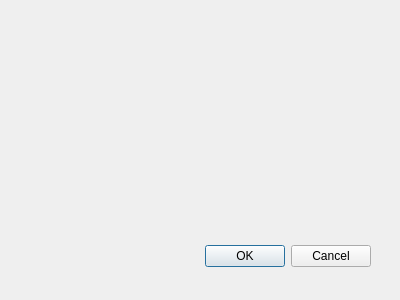
The window that src/levelChangeDlg/levelchangedialog.ui (TrubArt/NonogrammQt) describes before a commit, drawn with Qt 5.
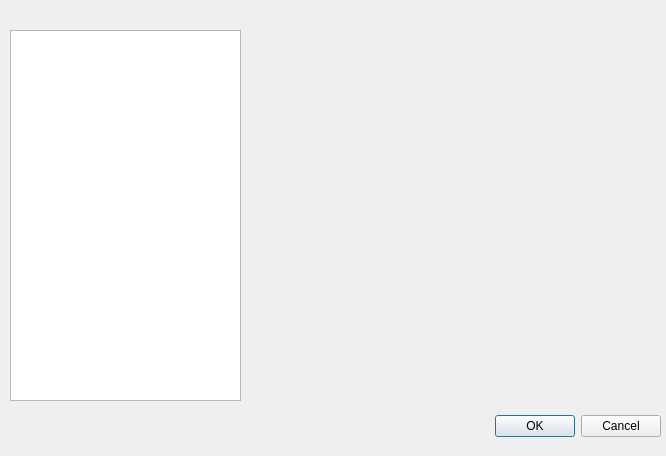
The same window after the commit.

The edit to the form file:
```diff
--- a/src/levelChangeDlg/levelchangedialog.ui
+++ b/src/levelChangeDlg/levelchangedialog.ui
@@ -6,8 +6,8 @@
    <rect>
     <x>0</x>
     <y>0</y>
-    <width>400</width>
-    <height>300</height>
+    <width>666</width>
+    <height>456</height>
    </rect>
   </property>
   <property name="windowTitle">
@@ -16,9 +16,9 @@
   <widget class="QDialogButtonBox" name="buttonBox">
    <property name="geometry">
     <rect>
-     <x>30</x>
-     <y>240</y>
-     <width>341</width>
+     <x>10</x>
+     <y>410</y>
+     <width>651</width>
      <height>32</height>
     </rect>
    </property>
@@ -29,6 +29,16 @@
     <set>QDialogButtonBox::StandardButton::Cancel|QDialogButtonBox::StandardButton::Ok</set>
    </property>
   </widget>
+  <widget class="QListWidget" name="levelsList">
+   <property name="geometry">
+    <rect>
+     <x>10</x>
+     <y>30</y>
+     <width>231</width>
+     <height>371</height>
+    </rect>
+   </property>
+  </widget>
  </widget>
  <resources/>
  <connections>
```
